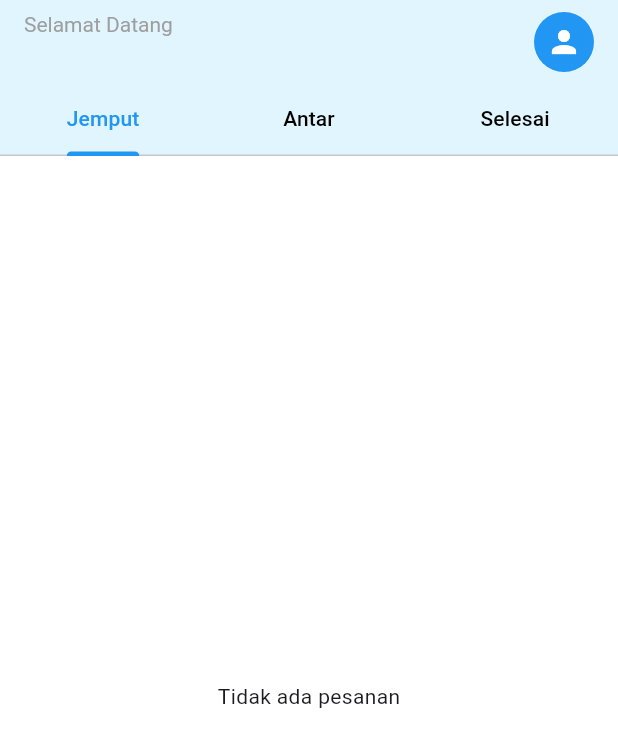
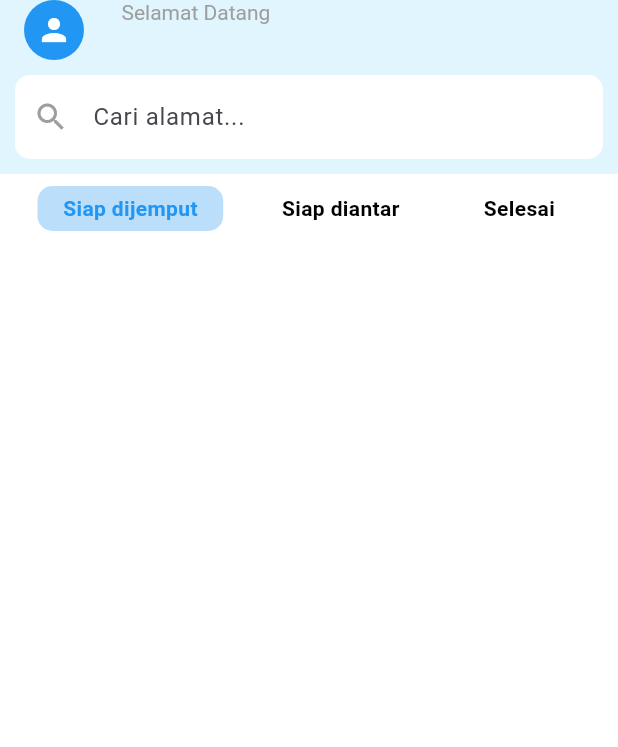
Before and after one commit to apahfahri/aplikasi_omah, a Flutter app: the KurirHome screen opened directly with empty values, on a phone screen of 412 x 824 dp. Shown: the top 747 px of the screen. Run offline on Flutter 3.47's test engine with Material 3 defaults, Android fonts, the phone set to English and light mode, and no system bars; our stand-ins replace cloud_firestore, device_preview, firebase_auth, firebase_core; accounts and stored records are empty; network calls fail.

Commit message:
Menampilkan pesanan yang harus dijemput, diantar dan selesai

```diff
--- a/lib/kurir/kurir_home.dart
+++ b/lib/kurir/kurir_home.dart
@@ -1,53 +1,71 @@
 import 'dart:convert';
 
+import 'package:aplikasi_omah/kurir/kurir_detail_jemput.dart';
+import 'package:aplikasi_omah/kurir/kurir_profil.dart';
 import 'package:aplikasi_omah/util/ETTER/model/pesanan_model.dart';
 import 'package:flutter/material.dart';
 import 'package:firebase_auth/firebase_auth.dart';
-
 import '../util/ETTER/restapi/config.dart';
 import '../util/ETTER/restapi/restapi.dart';
 
 class KurirHome extends StatefulWidget {
-
   final User kurir;
 
   const KurirHome({super.key, required this.kurir});
-
 
   @override
   _KurirHomeState createState() => _KurirHomeState();
 }
 
-class _KurirHomeState extends State<KurirHome> with SingleTickerProviderStateMixin {
-  late TabController _tabController;
+class _KurirHomeState extends State<KurirHome> {
+  bool isLogout = false;
   late User currentUser;
+  int _selectedIndex = 0;
+  final List<String> _tabs = ["Siap dijemput", "Siap diantar", "Selesai"];
 
   DataService ds = DataService();
+  List data = [];
   List<PesananModel> pesanan = [];
+
+  selectAll() async {
+    data = jsonDecode(await ds.selectAll(token, project, 'pesanan', appid));
+    pesanan = data.map((e) => PesananModel.fromJson(e)).toList();
+
+    setState(() {
+      pesanan = pesanan;
+    });
+  }
+
+  selectKategori(dynamic value) async {
+    data = jsonDecode(await ds.selectWhere(
+        token, project, 'pesanan', appid, 'status_pesanan', value));
+    pesanan = data.map((e) => PesananModel.fromJson(e)).toList();
+
+    setState(() {
+      pesanan = pesanan;
+    });
+  }
+
+  Future reloadData(dynamic valye) async {
+    setState(() {
+      selectAll();
+    });
+  }
 
   @override
   void initState() {
     currentUser = widget.kurir;
-    _tabController = TabController(length: 3, vsync: this);
     selectAll();
     super.initState();
   }
 
-  @override
-  void dispose() {
-    _tabController.dispose();
-    super.dispose();
-  }
-
-  Future<void> selectAll() async {
-    final data = jsonDecode(await ds.selectAll(token, project, 'pesanan', appid));
-    setState(() {
-      pesanan = data.map<PesananModel>((e) => PesananModel.fromJson(e)).toList();
-    });
-  }
-
-  List<PesananModel> filterPesanan(String status) {
-    return pesanan.where((item) => item.status_cuci == status).toList();
+  Future<void> _logout() async {
+    try {
+      await FirebaseAuth.instance.signOut();
+      Navigator.pushReplacementNamed(context, 'login_screen');
+    } catch (e) {
+      print('Error logging out: $e');
+    }
   }
 
   @override
@@ -59,6 +77,19 @@ class _KurirHomeState extends State<KurirHome> with SingleTickerProviderStateMix
         elevation: 0,
         title: Row(
           children: [
+            CircleAvatar(
+              backgroundColor: Colors.blue,
+              child: IconButton(
+                icon: const Icon(Icons.person, color: Colors.white),
+                onPressed: () {
+                  Navigator.push(
+                    context,
+                    MaterialPageRoute(builder: (context) => ProfilKurirPage()),
+                  );
+                },
+              ),
+            ),
+            SizedBox(width: 25),
             Column(
               crossAxisAlignment: CrossAxisAlignment.start,
               children: [
@@ -72,61 +103,98 @@ class _KurirHomeState extends State<KurirHome> with SingleTickerProviderStateMix
                 ),
               ],
             ),
-            const Spacer(),
-            CircleAvatar(
-              backgroundColor: Colors.blue,
-              child: IconButton(
-                icon: const Icon(Icons.person, color: Colors.white),
-                onPressed: () {
-                  // Tambahkan navigasi ke halaman profil
-                },
+          ],
+        ),
+        bottom: PreferredSize(
+          preferredSize: Size.fromHeight(60.0),
+          child: Padding(
+            padding: const EdgeInsets.all(10.0),
+            child: TextField(
+              decoration: InputDecoration(
+                hintText: 'Cari alamat...',
+                prefixIcon: Icon(Icons.search, color: Colors.grey),
+                border: OutlineInputBorder(
+                  borderRadius: BorderRadius.circular(10),
+                  borderSide: BorderSide.none,
+                ),
+                filled: true,
+                fillColor: Colors.white,
               ),
             ),
-          ],
-        ),
-        bottom: TabBar(
-          controller: _tabController,
-          labelColor: Colors.blue,
-          unselectedLabelColor: Colors.black,
-          indicatorColor: Colors.blue,
-          tabs: const [
-            Tab(text: "Jemput"),
-            Tab(text: "Antar"),
-            Tab(text: "Selesai"),
-          ],
+          ),
         ),
         iconTheme: const IconThemeData(color: Colors.black),
       ),
-      body: TabBarView(
-        controller: _tabController,
+      body: Column(
         children: [
-          buildPesananList(filterPesanan("Jemput")),
-          buildPesananList(filterPesanan("Antar")),
-          buildPesananList(filterPesanan("Selesai")),
+          // Tab bar untuk "Jemput", "Antar", "Selesai"
+          Padding(
+            padding: EdgeInsets.symmetric(horizontal: 20.0),
+            child: Row(
+              mainAxisAlignment: MainAxisAlignment.spaceBetween,
+              children: List.generate(_tabs.length, (index) {
+                return GestureDetector(
+                  onTap: () {
+                    setState(() {
+                      _selectedIndex = index;
+                      selectKategori(_tabs[index]);
+                    });
+                  },
+                  child: Padding(
+                    padding: EdgeInsets.symmetric(horizontal: 5, vertical: 8),
+                    child: Container(
+                        padding:
+                            EdgeInsets.symmetric(vertical: 5, horizontal: 17),
+                        decoration: BoxDecoration(
+                          color: _selectedIndex == index
+                              ? Colors.blue[100]
+                              : Colors.transparent,
+                          borderRadius: BorderRadius.circular(10),
+                        ),
+                        child: Column(
+                          children: [
+                            Text(
+                              _tabs[index],
+                              style: TextStyle(
+                                color: _selectedIndex == index
+                                    ? Colors.blue
+                                    : Colors.black,
+                                fontWeight: FontWeight.bold,
+                              ),
+                            ),
+                          ],
+                        )),
+                  ),
+                );
+              }),
+            ),
+          ),
+          Expanded(
+            child: ListView.builder(
+              itemCount: pesanan.length,
+              itemBuilder: (context, index) {
+                final item = pesanan[index];
+                return ListTile(
+                  title: Text(item.pelanggan),
+                  subtitle: Text(item.tgl_penjemputan),
+                  onTap: () {
+                    Navigator.pushNamed(context, 'kurir_detail_jemput',
+                        arguments: [item.id]).then(reloadData);
+                    // Navigator.push(
+                    //   context,
+                    //   MaterialPageRoute(
+                    //     builder: (context) => kurir_(pesanan: pesanan),
+                    //   ),
+                    // );
+                  },
+                );
+              },
+            ),
+          ),
         ],
       ),
     );
   }
 
-  Widget buildPesananList(List<PesananModel> pesananList) {
-    if (pesananList.isEmpty) {
-      return const Center(
-        child: Text("Tidak ada pesanan"),
-      );
-    }
 
-    return ListView.builder(
-      itemCount: pesananList.length,
-      itemBuilder: (context, index) {
-        final pesanan = pesananList[index];
-        return ListTile(
-          title: Text(pesanan.nama_kurir),
-          subtitle: Text(pesanan.alamat),
-          onTap: () {
-            // Tambahkan navigasi ke detail pesanan
-          },
-        );
-      },
-    );
-  }
 }
```
